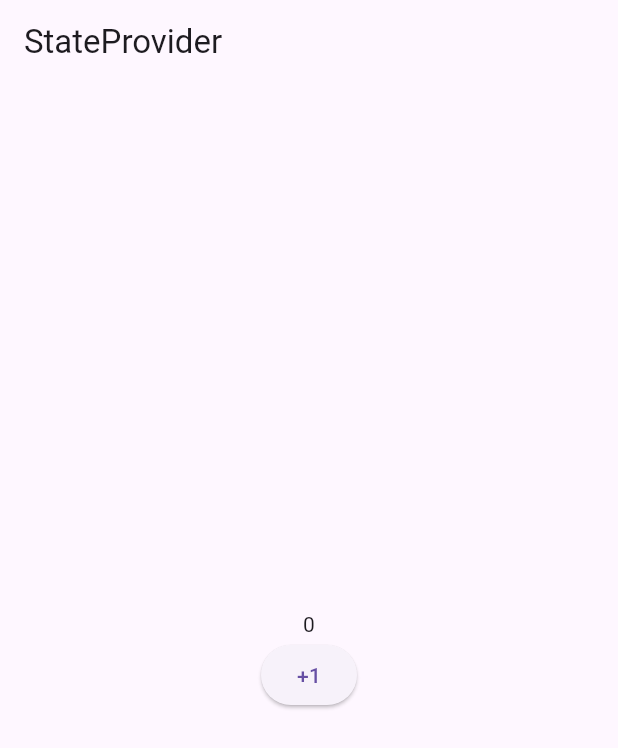
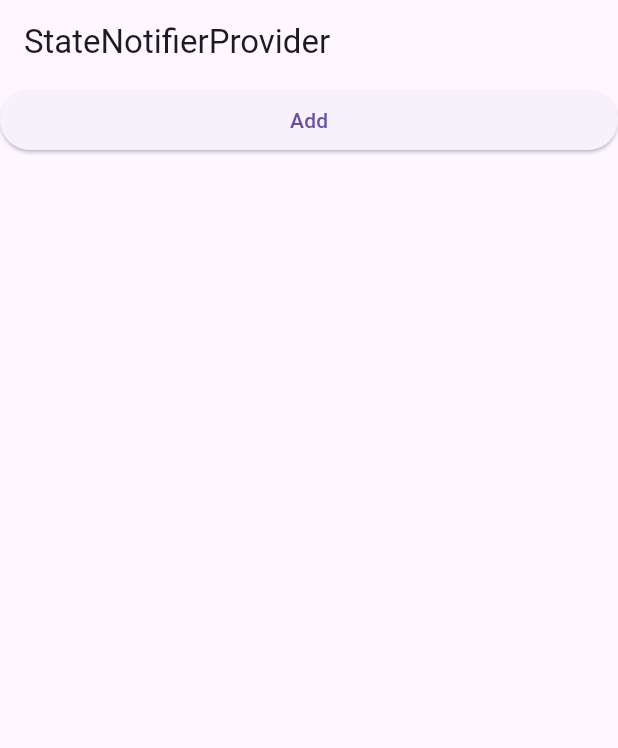
Before and after one commit to m-kodama/flutter-riverpod-practice, a Flutter app: the screen it shows after launch, on a phone screen of 412 x 824 dp. Shown: the top 748 px of the screen. Run offline on Flutter 3.47's test engine with Material 2 defaults, Android fonts, the phone set to English and light mode, and no system bars; our stand-ins replace flutter_riverpod.

Commit message:
StateNotifierProviderの使用法

```diff
--- /dev/null
+++ b/lib/03_state_notifier_provider.dart
@@ -0,0 +1,105 @@
+import 'package:flutter/material.dart';
+import 'package:flutter_riverpod/flutter_riverpod.dart';
+
+/// StateNotifierProvider
+///
+/// 状態を格納し、その状態を変更・公開することが可能なメソッドを実装可能なProvider
+/// StateProviderを使うとWidget側に状態変更のコードが増えてしまうが、
+/// StateNotifierProviderを使えば状態に関するロジックを閉じ込めることが可能
+final todoListNotifierProvider =
+    StateNotifierProvider<TodoListNotifier, List<Todo>>(
+  (_) => TodoListNotifier(),
+);
+
+class Todo {
+  Todo({
+    required this.id,
+    required this.title,
+    this.completed = false,
+  });
+  final String id;
+  final String title;
+  final bool completed;
+}
+
+class TodoListNotifier extends StateNotifier<List<Todo>> {
+  /// コンストラクタのsuperでStateの初期位を設定可能
+  TodoListNotifier() : super([]);
+
+  void add(Todo todo) {
+    state = [...state, todo];
+  }
+
+  void remove(String removedTodoId) {
+    state = [
+      for (final todo in state)
+        if (todo.id != removedTodoId) todo,
+    ];
+  }
+
+  void toggle(String toggledTodoId) {
+    state = [
+      for (final todo in state)
+        if (todo.id == toggledTodoId)
+          Todo(
+            id: todo.id,
+            title: todo.title,
+            completed: !todo.completed,
+          )
+        else
+          todo,
+    ];
+  }
+}
+
+class StateNotifierProviderPage extends ConsumerWidget {
+  const StateNotifierProviderPage({Key? key}) : super(key: key);
+
+  @override
+  Widget build(BuildContext context, WidgetRef ref) {
+    /// watchでProviderを読み取る
+    /// .notifier をつけると StateNotifierProvider が取得できる
+    /// 何もつけなければ state(=値) が取得できる
+    final todoList = ref.watch(todoListNotifierProvider);
+    final notifier = ref.watch(todoListNotifierProvider.notifier);
+
+    return Scaffold(
+      appBar: AppBar(
+        title: const Text('StateNotifierProvider'),
+      ),
+      body: ListView(
+        children: [
+          ElevatedButton(
+            child: const Text('Add'),
+            onPressed: () {
+              final notifier = ref.read(todoListNotifierProvider.notifier);
+              final id = todoList.length + 1;
+              notifier.add(
+                Todo(id: '$id', title: 'タイトル: $id'),
+              );
+            },
+          ),
+          for (final todo in todoList)
+            ListTile(
+              leading: todo.completed
+                  ? const Icon(Icons.check_box)
+                  : const Icon(Icons.square_outlined),
+              title: Text(todo.title),
+              onTap: () {
+                /// メソッドを使うときはread使った方がListenしなくて良いのでパフォーマンスが良い
+                final notifier = ref.read(todoListNotifierProvider.notifier);
+                notifier.toggle(todo.id);
+              },
+              trailing: IconButton(
+                icon: const Icon(Icons.remove_circle),
+                onPressed: () {
+                  final notifier = ref.read(todoListNotifierProvider.notifier);
+                  notifier.remove(todo.id);
+                },
+              ),
+            )
+        ],
+      ),
+    );
+  }
+}
--- a/lib/main.dart
+++ b/lib/main.dart
@@ -2,6 +2,7 @@ import 'package:flutter/material.dart';
 import 'package:flutter_riverpod/flutter_riverpod.dart';
 import 'package:riverpod_practice/01_provider.dart';
 import 'package:riverpod_practice/02_state_provider.dart';
+import 'package:riverpod_practice/03_state_notifier_provider.dart';
 
 class MyValue {
   MyValue(this.value);
@@ -33,7 +34,7 @@ class MyApp extends StatelessWidget {
         useMaterial3: true,
         primarySwatch: Colors.blue,
       ),
-      home: const StateProviderPage(),
+      home: const StateNotifierProviderPage(),
     );
   }
 }
```
